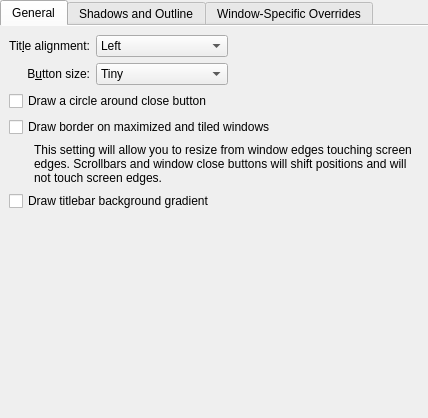
First picture: the form in kdecoration/config/ui/darklyconfigurationui.ui, repository Bali10050/Darkly, before the edit.
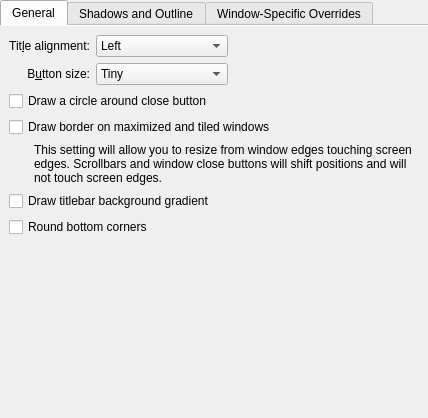
Second picture: the form after the edit. Custom widgets are drawn as their Qt base class.

Commit message: Support for rounded bottom corners

```diff
--- a/kdecoration/config/ui/darklyconfigurationui.ui
+++ b/kdecoration/config/ui/darklyconfigurationui.ui
@@ -180,6 +180,13 @@
         </widget>
        </item>
        <item row="6" column="0" colspan="3">
+        <widget class="QCheckBox" name="roundedCorners">
+         <property name="text">
+          <string>Round bottom corners</string>
+         </property>
+        </widget>
+       </item>
+       <item row="7" column="0" colspan="3">
         <spacer name="verticalSpacer">
          <property name="orientation">
           <enum>Qt::Vertical</enum>
```
The commit also changes 4 other files.
